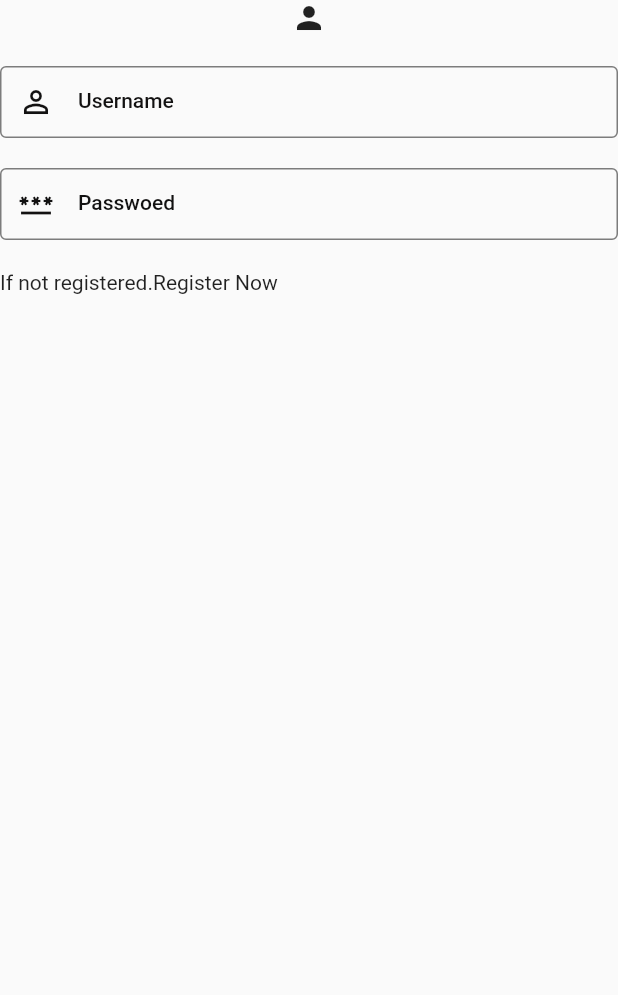
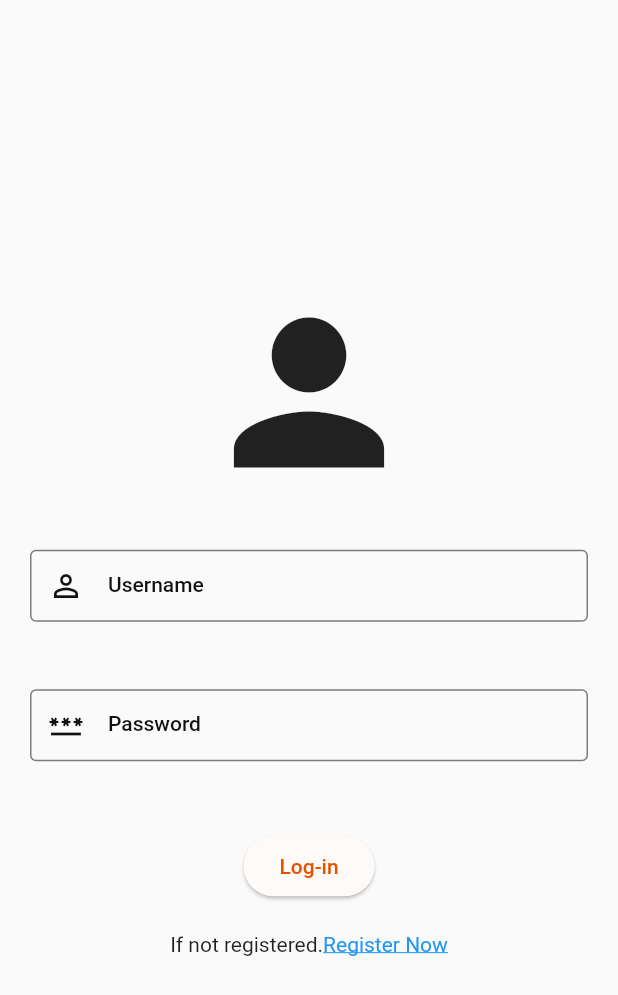
Before and after one commit to anaghahj/SIH, a Flutter app: the Login screen opened directly, on a phone screen of 412 x 824 dp. Shown: the top 995 px of the screen. Run offline on Flutter 3.47's test engine with Material 2 defaults, Android fonts, the light colour scheme and no system bars; our stand-ins replace objectbox; accounts and stored records are empty; generated files the repository leaves out were written again; statements that could not run were skipped.

Commit message:
login functioning

```diff
--- a/pulley_app/lib/main.dart
+++ b/pulley_app/lib/main.dart
@@ -1,9 +1,11 @@
 import 'package:pulley_app/modals/constant.dart';
 import 'package:pulley_app/modals/local_store.dart';
+import 'package:pulley_app/modals/remote_store.dart';
 import 'package:pulley_app/screens/splash_screen.dart';
 import 'package:flutter/material.dart';
 
 late ObjectBox objectbox;
+late RemoteStore remoteStore;
 
 ThemeData ttheme = ThemeData.light().copyWith(
     useMaterial3: true,
@@ -27,6 +29,7 @@ Future<void> main() async {
   WidgetsFlutterBinding.ensureInitialized();
 
   objectbox = await ObjectBox.create();
+  remoteStore = RemoteStore.create();
   runApp(const MyApp());
 }
 
--- a/pulley_app/lib/modals/constant.dart
+++ b/pulley_app/lib/modals/constant.dart
@@ -1,4 +1,7 @@
 import 'package:flutter/material.dart';
+import 'package:pulley_app/main.dart';
+import 'package:pulley_app/modals/logged_in_user.dart';
+import 'package:pulley_app/objectbox.g.dart';
 
 const ColorScheme kLightColorScheme = ColorScheme(
   brightness: Brightness.light,
@@ -67,3 +70,7 @@ const ColorScheme kDarkColorScheme = ColorScheme(
   inversePrimary: Color(0xff775b0e),
   surfaceTint:Color(0xff448aff),
 );
+
+final Box<Users> userbox=objectbox.store.box<Users>();
+
+Users? last_user;
--- a/pulley_app/lib/screens/login_screen.dart
+++ b/pulley_app/lib/screens/login_screen.dart
@@ -1,4 +1,8 @@
 import 'package:flutter/material.dart';
+import 'package:pulley_app/main.dart';
+import 'package:pulley_app/modals/constant.dart';
+import 'package:pulley_app/modals/logged_in_user.dart';
+import 'package:pulley_app/screens/main_screen.dart';
 import 'package:url_launcher/url_launcher_string.dart';
 
 class Login extends StatefulWidget {
@@ -13,6 +17,46 @@ class Login extends StatefulWidget {
 class _Login extends State<Login> {
   TextEditingController username = TextEditingController();
   TextEditingController password = TextEditingController();
+  bool isError = false;
+  String errorString = '';
+
+  Future<void> login() async {
+    print('kaha');
+    if (username.text.isEmpty) {
+      setState(() {
+        errorString = 'Enter Username.';
+      });
+      return;
+    }
+    if (password.text.isEmpty) {
+
+      setState(() {
+        errorString = 'Enter password';
+      });
+      return;
+    }
+
+    int check = await remoteStore.isValidUser(username.text, password.text);
+    switch (check) {
+      case -1:
+        setState(() {
+          errorString = 'Incorrect Username';
+        });
+      case 0:
+        setState(() {
+          errorString = 'Incorrect Password';
+        });
+      case 1:
+        last_user = Users(username.text, password.text);
+        userbox.removeAll();
+        userbox.put(last_user!);
+        remoteStore
+            .setUsersCollection(last_user!.username + last_user!.id.toString());
+        // ignore: use_build_context_synchronously
+        Navigator.of(context).pushReplacement(MaterialPageRoute(builder: (_)=> const Mainscreen()));
+
+    }
+  }
 
   @override
   void dispose() {
@@ -25,10 +69,16 @@ class _Login extends State<Login> {
   Widget build(BuildContext context) {
     return Scaffold(
       body: Column(
+        mainAxisAlignment: MainAxisAlignment.center,
         children: [
-          const Icon(Icons.person_sharp),
-          const SizedBox(height: 20),
-          TextField(
+          const Icon(
+            Icons.person_sharp,
+            size: 150,
+          ),
+          const SizedBox(height: 10),
+          Padding(
+            padding: const EdgeInsets.all(20),
+            child: TextField(
               controller: username,
               keyboardType: TextInputType.text,
               decoration: const InputDecoration(
@@ -38,28 +88,40 @@ class _Login extends State<Login> {
                 border: OutlineInputBorder(),
               ),
             ),
-          const SizedBox(height: 20),
-          TextField(
+          ),
+          const SizedBox(height: 5),
+          Padding(
+            padding: const EdgeInsets.all(20),
+            child: TextField(
               controller: password,
-            keyboardType: TextInputType.visiblePassword,
+              keyboardType: TextInputType.text,
+              obscureText: true,
               decoration: const InputDecoration(
-              labelText: 'Passwoed',
+                labelText: 'Password',
                 hintText: 'Enter your password',
                 prefixIcon: Icon(Icons.password),
                 border: OutlineInputBorder(),
               ),
             ),
+          ),
+          const SizedBox(height: 5),
+          Text(
+            errorString,
+            style: TextStyle(color: Theme.of(context).colorScheme.error),
+          ),
+          const SizedBox(height: 5),
+          ElevatedButton(onPressed: login, child: const Text('Log-in')),
           const SizedBox(height: 20),
           Row(
+            mainAxisAlignment: MainAxisAlignment.center,
             children: [
             const Text('If not registered.'),
             InkWell(
-                child: const Text('Register Now'),
-                onTap: () => launchUrlString('https://mines.gov.in/webportal/home'),
+              child: const Text('Register Now',style: TextStyle(color: Colors.blue, decoration: TextDecoration.underline),),
+              onTap: () =>
+                  launchUrlString('https://mines.gov.in/webportal/home'),
             ),
-            ]
-          ),
-
+          ]),
         ],
       ),
     );
--- a/pulley_app/lib/screens/screen.dart
+++ b/pulley_app/lib/screens/screen.dart
@@ -10,13 +10,14 @@ class Screen extends StatelessWidget {
   Widget build(BuildContext context) {
     void _cretaesytsem() {
       showModalBottomSheet(
-          //isScrollControlled: true,
+          isScrollControlled: true,
           useSafeArea: true,
           context: context,
           builder: (ctx) {
             return const create();
           });
     }
+
     void _removesystem() {
       Navigator.of(context).push(
         MaterialPageRoute(
```
Also changed, not shown: pulley_app/lib/screens/splash_screen.dart (+17 -5 lines). Lines whose indentation alone changed are shown as unchanged.
